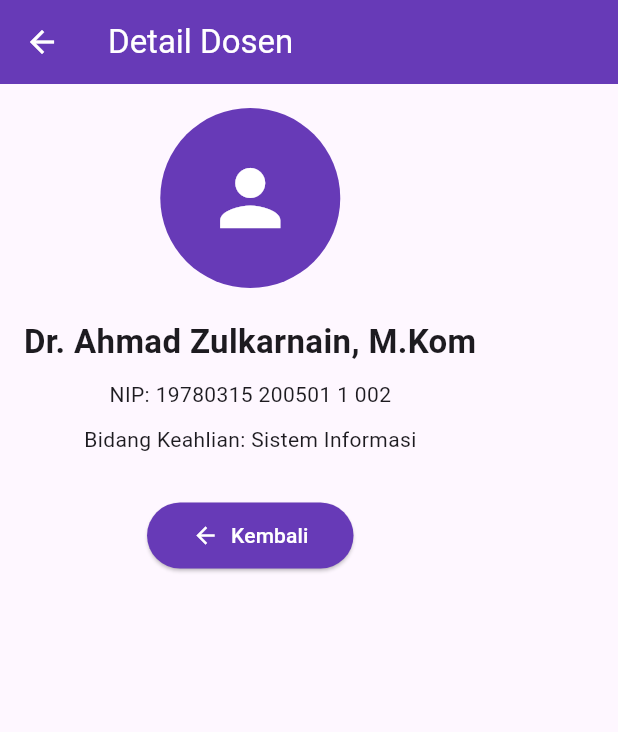
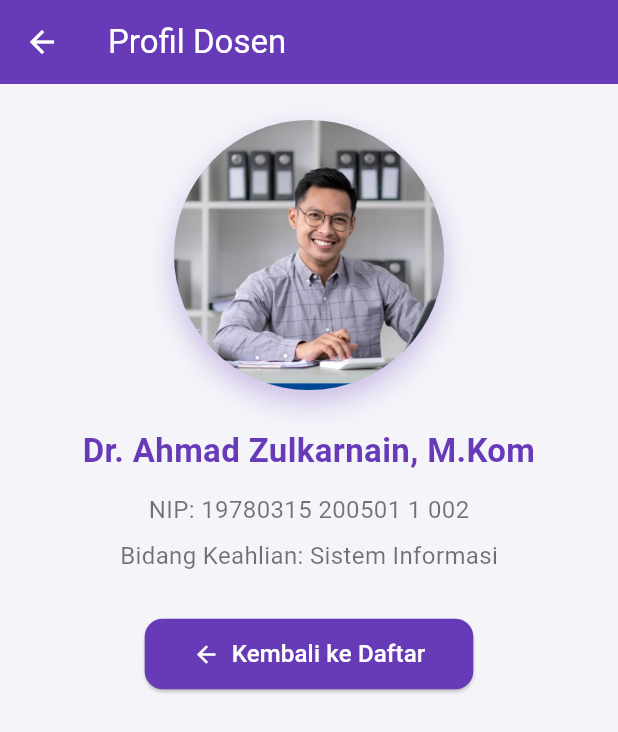
Before and after one commit to dinakomariah584/Pemrograman-Mobile, a Flutter app: the screen it shows after launch, after a tap on "Dr. Ahmad Zulkarnain, M.Kom", on a phone screen of 412 x 824 dp. Shown: the top 732 px of the screen. Run offline on Flutter 3.47's test engine with Material 3 defaults, Android fonts, the phone set to English and light mode, and no system bars.

Commit message:
Update tampilan

```diff
--- a/lib/dosen_detail_page.dart
+++ b/lib/dosen_detail_page.dart
@@ -10,50 +10,80 @@ class DosenDetailPage extends StatelessWidget {
   Widget build(BuildContext context) {
     return Scaffold(
       appBar: AppBar(
-        title: const Text('Detail Dosen'),
+        title: const Text('Profil Dosen'),
         backgroundColor: Colors.deepPurple,
         foregroundColor: Colors.white,
       ),
-      body: Padding(
-        padding: const EdgeInsets.all(16.0),
+      body: SingleChildScrollView(
+        padding: const EdgeInsets.all(24),
+        child: Center(
           child: Column(
-          crossAxisAlignment: CrossAxisAlignment.center,
             children: [
-            const CircleAvatar(
-              radius: 60,
-              backgroundColor: Colors.deepPurple,
-              child: Icon(Icons.person, color: Colors.white, size: 60),
+              Container(
+                decoration: BoxDecoration(
+                  borderRadius: BorderRadius.circular(100),
+                  boxShadow: [
+                    BoxShadow(
+                      color: Colors.deepPurple.withValues(alpha: 0.3),
+                      blurRadius: 15,
+                      offset: const Offset(0, 8),
                     ),
-            const SizedBox(height: 20),
+                  ],
+                ),
+                child: ClipRRect(
+                  borderRadius: BorderRadius.circular(100),
+                  child: Image.asset(
+                    dosen.foto,
+                    width: 180,
+                    height: 180,
+                    fit: BoxFit.cover,
+                  ),
+                ),
+              ),
+              const SizedBox(height: 25),
               Text(
                 dosen.nama,
                 style: const TextStyle(
                   fontSize: 22,
                   fontWeight: FontWeight.bold,
+                  color: Colors.deepPurple,
                 ),
                 textAlign: TextAlign.center,
               ),
-            const SizedBox(height: 10),
-            Text('NIP: ${dosen.nip}'),
-            const SizedBox(height: 10),
-            Text('Bidang Keahlian: ${dosen.bidang}'),
+              const SizedBox(height: 12),
+              Text(
+                'NIP: ${dosen.nip}',
+                style: const TextStyle(fontSize: 16, color: Colors.black54),
+              ),
+              const SizedBox(height: 8),
+              Text(
+                'Bidang Keahlian: ${dosen.bidang}',
+                style: const TextStyle(fontSize: 16, color: Colors.black54),
+              ),
               const SizedBox(height: 30),
               ElevatedButton.icon(
-              icon: const Icon(Icons.arrow_back),
-              label: const Text('Kembali'),
                 onPressed: () => Navigator.pop(context),
                 style: ElevatedButton.styleFrom(
                   backgroundColor: Colors.deepPurple,
                   foregroundColor: Colors.white,
                   padding: const EdgeInsets.symmetric(
-                  horizontal: 30,
+                    horizontal: 32,
                     vertical: 12,
                   ),
+                  shape: RoundedRectangleBorder(
+                    borderRadius: BorderRadius.circular(12),
+                  ),
+                ),
+                icon: const Icon(Icons.arrow_back),
+                label: const Text(
+                  'Kembali ke Daftar',
+                  style: TextStyle(fontSize: 16),
                 ),
               ),
             ],
           ),
         ),
+      ),
     );
   }
 }
--- a/lib/dosen_list_page.dart
+++ b/lib/dosen_list_page.dart
@@ -5,11 +5,13 @@ class Dosen {
   final String nama;
   final String nip;
   final String bidang;
+  final String foto;
 
   Dosen({
     required this.nama,
     required this.nip,
     required this.bidang,
+    required this.foto,
   });
 }
 
@@ -23,46 +25,38 @@ class DosenListPage extends StatelessWidget {
         nama: 'Dr. Ahmad Zulkarnain, M.Kom',
         nip: '19780315 200501 1 002',
         bidang: 'Sistem Informasi',
+        foto: 'assets/images/dosen1.jpg',
       ),
       Dosen(
         nama: 'Dra. Siti Rahmawati, M.T',
         nip: '19800422 200902 2 003',
         bidang: 'Rekayasa Perangkat Lunak',
+        foto: 'assets/images/dosen2.jpg',
       ),
       Dosen(
         nama: 'Ir. Bambang Hidayat, M.Sc',
         nip: '19760911 200212 1 004',
         bidang: 'Jaringan dan Keamanan',
+        foto: 'assets/images/dosen3.jpg',
       ),
     ];
 
     return Scaffold(
       appBar: AppBar(
-        title: const Text('Daftar Dosen'),
+        title: const Text(
+          'Daftar Dosen',
+          style: TextStyle(fontWeight: FontWeight.bold),
+        ),
+        centerTitle: true,
         backgroundColor: Colors.deepPurple,
         foregroundColor: Colors.white,
       ),
       body: ListView.builder(
+        padding: const EdgeInsets.all(16),
         itemCount: daftarDosen.length,
         itemBuilder: (context, index) {
           final dosen = daftarDosen[index];
-          return Card(
-            margin: const EdgeInsets.all(10),
-            elevation: 4,
-            shape: RoundedRectangleBorder(
-              borderRadius: BorderRadius.circular(15),
-            ),
-            child: ListTile(
-              leading: const CircleAvatar(
-                backgroundColor: Colors.deepPurple,
-                child: Icon(Icons.person, color: Colors.white),
-              ),
-              title: Text(
-                dosen.nama,
-                style: const TextStyle(fontWeight: FontWeight.bold),
-              ),
-              subtitle: Text(dosen.bidang),
-              trailing: const Icon(Icons.arrow_forward_ios, size: 18),
+          return GestureDetector(
             onTap: () {
               Navigator.push(
                 context,
@@ -71,6 +65,73 @@ class DosenListPage extends StatelessWidget {
                 ),
               );
             },
+            child: Container(
+              margin: const EdgeInsets.only(bottom: 16),
+              decoration: BoxDecoration(
+                color: Colors.white,
+                borderRadius: BorderRadius.circular(16),
+                boxShadow: [
+                  BoxShadow(
+                    color: Colors.grey.shade300,
+                    blurRadius: 8,
+                    offset: const Offset(0, 4),
+                  ),
+                ],
+              ),
+              child: Row(
+                children: [
+                  ClipRRect(
+                    borderRadius: const BorderRadius.only(
+                      topLeft: Radius.circular(16),
+                      bottomLeft: Radius.circular(16),
+                    ),
+                    child: Image.asset(
+                      dosen.foto,
+                      width: 100,
+                      height: 100,
+                      fit: BoxFit.cover,
+                    ),
+                  ),
+                  const SizedBox(width: 16),
+                  Expanded(
+                    child: Padding(
+                      padding: const EdgeInsets.symmetric(vertical: 12),
+                      child: Column(
+                        crossAxisAlignment: CrossAxisAlignment.start,
+                        children: [
+                          Text(
+                            dosen.nama,
+                            style: const TextStyle(
+                              fontSize: 18,
+                              fontWeight: FontWeight.bold,
+                              color: Colors.black87,
+                            ),
+                          ),
+                          const SizedBox(height: 6),
+                          Text(
+                            dosen.bidang,
+                            style: TextStyle(
+                              color: Colors.grey.shade700,
+                              fontSize: 15,
+                            ),
+                          ),
+                          const SizedBox(height: 4),
+                          Text(
+                            "NIP: ${dosen.nip}",
+                            style: TextStyle(
+                              fontSize: 13,
+                              color: Colors.grey.shade600,
+                            ),
+                          ),
+                        ],
+                      ),
+                    ),
+                  ),
+                  const Icon(Icons.arrow_forward_ios_rounded,
+                      color: Colors.deepPurple),
+                  const SizedBox(width: 8),
+                ],
+              ),
             ),
           );
         },
--- a/lib/main.dart
+++ b/lib/main.dart
@@ -14,7 +14,10 @@ class ProfilDosenApp extends StatelessWidget {
       title: 'Profil Dosen App',
       debugShowCheckedModeBanner: false,
       theme: ThemeData(
-        colorScheme: ColorScheme.fromSeed(seedColor: Colors.deepPurple),
+        colorScheme: ColorScheme.fromSeed(
+          seedColor: Colors.deepPurple,
+        ),
+        scaffoldBackgroundColor: const Color(0xFFF4F4F9),
         useMaterial3: true,
       ),
       home: const DosenListPage(),
--- a/pubspec.yaml
+++ b/pubspec.yaml
@@ -57,6 +57,9 @@ flutter:
   # the material Icons class.
   uses-material-design: true
 
+  assets:
+    - assets/images/
+
   # To add assets to your application, add an assets section, like this:
   # assets:
   #   - images/a_dot_burr.jpeg
```
Also changed, not shown: assets/images/dosen1.jpg (renamed from lib/assets/images/dosen1.jpg), assets/images/dosen2.jpg (renamed from lib/assets/images/dosen2.jpg), assets/images/dosen3.jpg (renamed from lib/assets/images/dosen3.jpg). Lines whose indentation alone changed are shown as unchanged.
